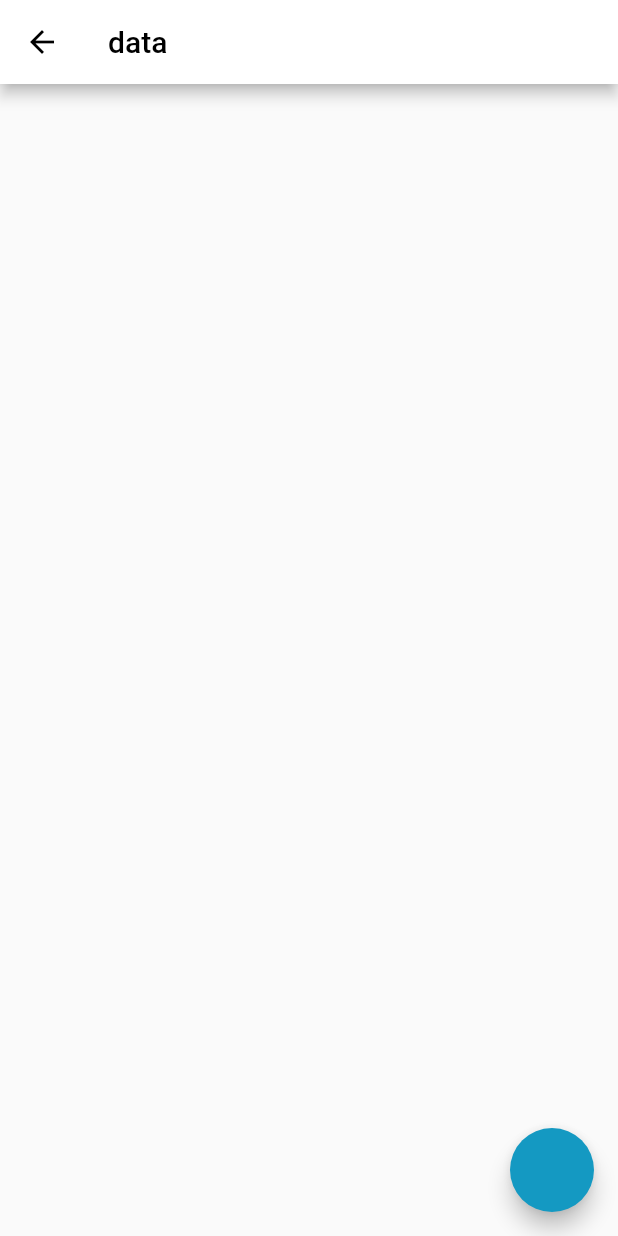
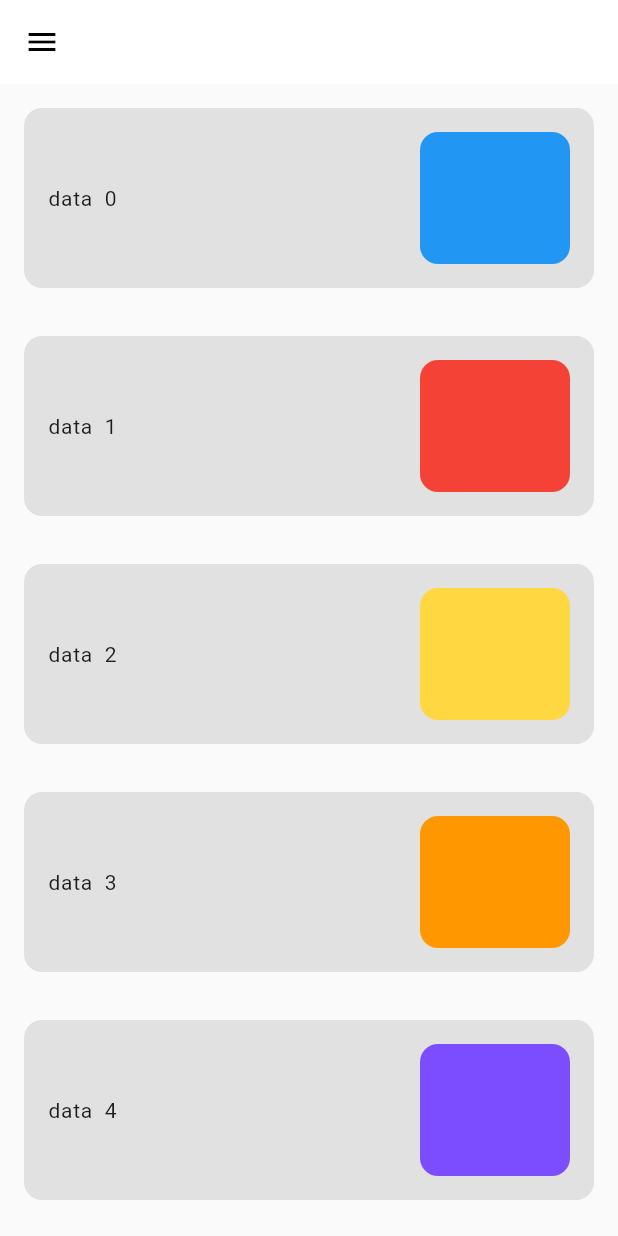
Before and after one commit to rahulgaikwadfinoux/BookApp, a Flutter app: the screen it shows after launch, after a tap on "Login", on a phone screen of 412 x 824 dp. Run offline on Flutter 3.47's test engine with Material 2 defaults, Android fonts, the phone set to English and light mode, and no system bars; our stand-ins replace device_preview, flutter_native_splash, google_fonts, shared_preferences; missing offline and left inert: extended_theme.

Commit message:
Devlopment of Screen designs

```diff
--- /dev/null
+++ b/lib/app/mainapp/responsivebodies/mainapp_mobilebody.dart
@@ -0,0 +1,69 @@
+import 'package:bookapp/app/mainapp/widget/custom_drawer.dart';
+import 'package:flutter/foundation.dart';
+import 'package:flutter/material.dart';
+import 'package:flutter/widgets.dart';
+
+class MainAppMobileBody extends StatefulWidget {
+  const MainAppMobileBody({super.key});
+
+  @override
+  State<MainAppMobileBody> createState() => _MainAppMobileBodyState();
+}
+
+class _MainAppMobileBodyState extends State<MainAppMobileBody> {
+  List color1 = [
+    Colors.blue,
+    Colors.red,
+    Colors.amberAccent,
+    Colors.orange,
+    Colors.deepPurpleAccent,
+    Colors.green,
+    Colors.cyanAccent,
+    Colors.indigo,
+    Colors.pink,
+    Colors.lime,
+  ];
+  @override
+  Widget build(BuildContext context) {
+    return Scaffold(
+      appBar: AppBar(),
+      drawer: Drawer(
+        child: CustomDrawer(),
+      ),
+      body: Container(
+        height: double.maxFinite,
+        width: double.maxFinite,
+        child: ListView.builder(
+          itemCount: color1.length,
+          itemBuilder: (context, index) {
+            return AnimatedContainer(
+              duration: Duration(seconds: 5),
+              padding: EdgeInsets.all(16),
+              margin: EdgeInsets.all(16),
+              height: 120,
+              decoration: BoxDecoration(
+                color: Colors.black.withOpacity(0.1),
+                borderRadius: BorderRadius.circular(12),
+              ),
+              curve: Curves.fastOutSlowIn,
+              child: Row(
+                children: [
+                  Text("data  ${index}"),
+                  Spacer(),
+                  Container(
+                    width: 100,
+                    height: 100,
+                    decoration: BoxDecoration(
+                      color: color1[index],
+                      borderRadius: BorderRadius.circular(12),
+                    ),
+                  )
+                ],
+              ),
+            );
+          },
+        ),
+      ),
+    );
+  }
+}
--- a/lib/book_app.dart
+++ b/lib/book_app.dart
@@ -112,7 +112,7 @@ class _BookAppState extends State<BookApp> {
       darkTheme: BookAppTheme.getThemeData(
           Brightness.dark, themeProvider, colorProvider, textContrastProvider),
       themeMode: themeProvider.currentThemeMode,
-      home: const SafeArea(child: SignupLayout()),
+      // home: const SafeArea(child: SignupLayout()),
       initialRoute: login_route,
       routes: Routes.routes,
       // onGenerateRoute: Routes.onGeneratedRoute,
--- /dev/null
+++ b/lib/layouts/mainapp_layout/mainapp_layout.dart
@@ -0,0 +1,26 @@
+import 'package:bookapp/app/login/responsivebodies/login_desktopbody.dart';
+import 'package:bookapp/app/login/responsivebodies/login_mobilebody.dart';
+import 'package:bookapp/app/login/responsivebodies/login_tabletbody.dart';
+import 'package:bookapp/app/mainapp/responsivebodies/mainapp_desktopbody.dart';
+import 'package:bookapp/app/mainapp/responsivebodies/mainapp_mobilebody.dart';
+import 'package:bookapp/app/mainapp/responsivebodies/mainapp_tabletbody.dart';
+import 'package:bookapp/layouts/custom_layoutbuilder.dart';
+import 'package:flutter/material.dart';
+
+class MainAppLayout extends StatefulWidget {
+  const MainAppLayout({super.key});
+
+  @override
+  State<MainAppLayout> createState() => _MainAppLayoutState();
+}
+
+class _MainAppLayoutState extends State<MainAppLayout> {
+  @override
+  Widget build(BuildContext context) {
+    return const CustomLayoutBuilder(
+      mobilebody: MainAppMobileBody(),
+      tabletbody: MainAppTabletBody(),
+      desktopbody: MainAppDesktopBody(),
+    );
+  }
+}
--- a/lib/routes/routes.dart
+++ b/lib/routes/routes.dart
@@ -1,6 +1,7 @@
 import 'package:bookapp/constants/route_constatnts.dart';
 import 'package:bookapp/homepage.dart';
 import 'package:bookapp/layouts/login_layout/login_layout.dart';
+import 'package:bookapp/layouts/mainapp_layout/mainapp_layout.dart';
 import 'package:bookapp/layouts/signup_layout/signin_layout.dart';
 import 'package:flutter/material.dart';
 
@@ -24,6 +25,6 @@ class Routes {
       <String, Widget Function(BuildContext)>{
     login_route: (context) => const LoginLayout(),
     signup_route: (context) => const SignupLayout(),
-    app_route: (context) => const HomePage(),
+    app_route: (context) => const MainAppLayout(),
   };
 }
--- a/lib/theme/bookapp_theme.dart
+++ b/lib/theme/bookapp_theme.dart
@@ -42,6 +42,10 @@ class BookAppTheme {
     return ThemeData(
       primaryColor: const Color(0xFF341100),
       colorScheme: myColorScheme,
+      drawerTheme: DrawerThemeData(
+        backgroundColor: myColorScheme.secondaryContainer,
+        scrimColor: Colors.transparent,
+      ),
       canvasColor: themeProvider.currentTheme == THEME_AMOLED
           ? myColorScheme.background
           : null,
@@ -73,6 +77,7 @@ class BookAppTheme {
           : _TEXT_THEME,
       appBarTheme: AppBarTheme(
         color: myColorScheme.background,
+        elevation: 0,
         foregroundColor: myColorScheme.onBackground,
         systemOverlayStyle: SystemUiOverlayStyle.light,
       ),
--- a/lib/theme/color_schemes.dart
+++ b/lib/theme/color_schemes.dart
@@ -5,13 +5,14 @@ const Color seed = Color(0xFF99460D);
 
 const ColorScheme lightColorScheme = ColorScheme(
   brightness: Brightness.light,
-  primary: Color.fromRGBO(20, 153, 194, 1),
+  primary: Colors.blue,
   onPrimary: Color(0xFFFFFFFF),
   secondary: Color(0xFFEDE0DB),
   onSecondary: Color(0xFF000000),
   error: Color(0xFFEB5757),
   onError: Color(0xFFFFFFFF),
   background: Color(0xFFFFFFFF),
+  secondaryContainer: Color(0xFFDDDDDD),
   onBackground: Color(0xFF000000),
   surface: Color(0xFF85746C),
   onSurface: Color(0xFFFFFFFF),
@@ -26,6 +27,7 @@ const ColorScheme darkColorScheme = ColorScheme(
   error: Color(0xFFEB5757),
   onError: Color(0xFFFFFFFF),
   background: Color(0xFF201A17),
+  secondaryContainer: Color(0xff333333),
   onBackground: Color(0xFFFFFFFF),
   surface: Color(0xFFEDE0DB),
   onSurface: Color(0xFF000000),
@@ -40,6 +42,7 @@ const ColorScheme trueDarkColorScheme = ColorScheme(
   error: Color(0xFFEA2B2B),
   onError: Color(0xFFE1E1E1),
   background: Color(0xFF000000),
+  secondaryContainer: Color(0xff333333),
   onBackground: Color(0xFFE1E1E1),
   surface: Color(0xFF000000),
   onSurface: Color(0xFFE1E1E1),
```
Also changed, not shown: lib/app/mainapp/responsivebodies/mainapp_desktopbody.dart (added, +37 -0 lines), lib/app/mainapp/responsivebodies/mainapp_tabletbody.dart (added, +23 -0 lines), lib/app/mainapp/widget/custom_drawer.dart (added, +82 -0 lines), lib/app/mainapp/widget/drawertile.dart (added, +38 -0 lines).
